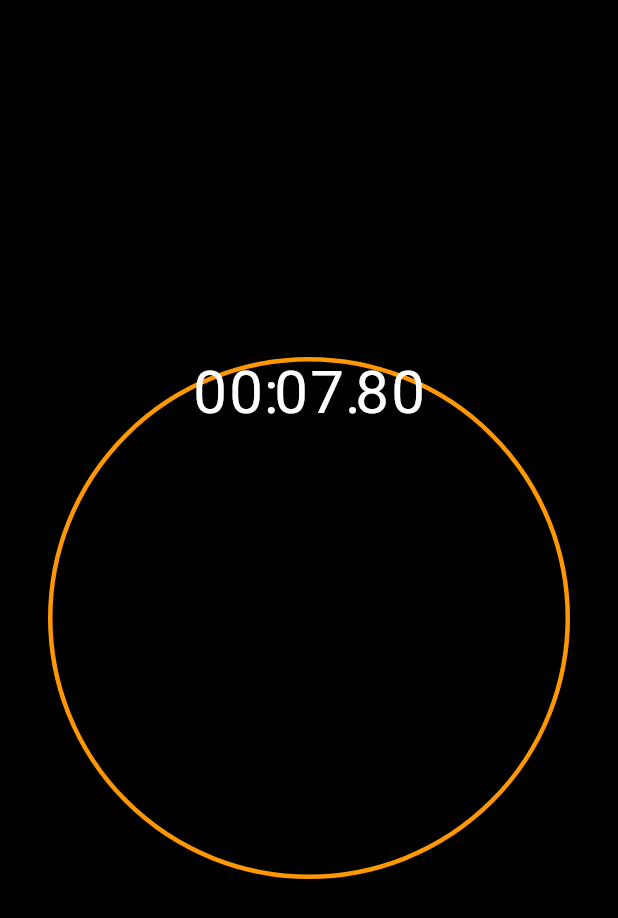
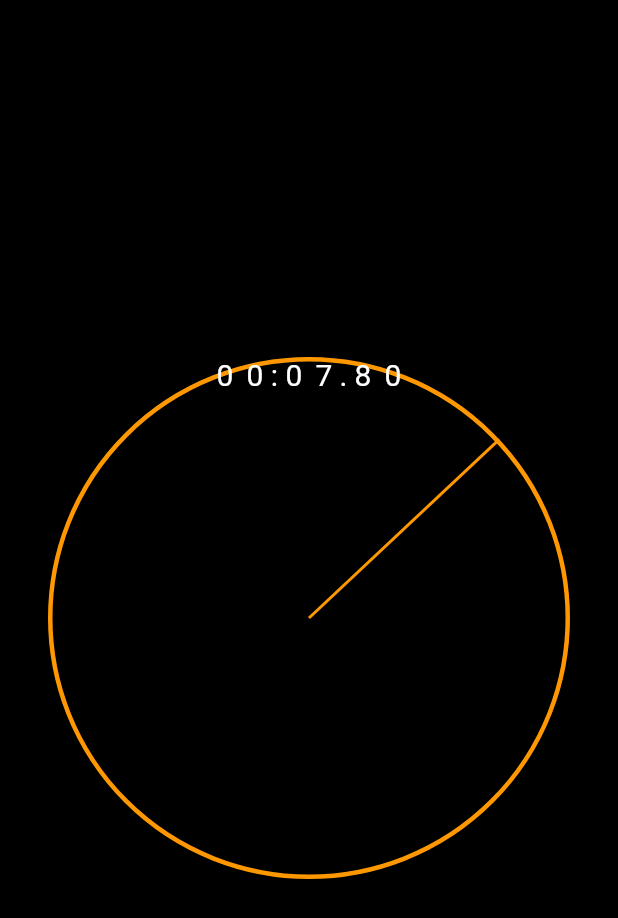
Before and after one commit to Jashwanth-Gowda-R/flutter-animation-course, a Flutter app: the screen it shows after launch, on a phone screen of 412 x 824 dp. Shown: the top 918 px of the screen. Run offline on Flutter 3.47's test engine with Material 2 defaults, Android fonts, the phone set to English and light mode, and no system bars.

Commit message:
Implementing the animated clock-hand

```diff
--- /dev/null
+++ b/stopwatch_flutter/lib/ui/clock_hand.dart
@@ -0,0 +1,30 @@
+import 'package:flutter/material.dart';
+
+class ClockHand extends StatelessWidget {
+  const ClockHand({
+    Key? key,
+    required this.rotationZAngle,
+    required this.handThickness,
+    required this.handLength,
+    required this.color,
+  }) : super(key: key);
+  final double rotationZAngle; // function of the elapsed time
+  final double handThickness;
+  final double handLength;
+  final Color color;
+
+  @override
+  Widget build(BuildContext context) {
+    return Transform(
+      alignment: Alignment.topCenter,
+      transform: Matrix4.identity()
+        ..translate(-handThickness / 2, 0.0, 0.0)
+        ..rotateZ(rotationZAngle),
+      child: Container(
+        height: handLength,
+        width: handThickness,
+        color: color,
+      ),
+    );
+  }
+}
--- a/stopwatch_flutter/lib/ui/elapsed_time_text.dart
+++ b/stopwatch_flutter/lib/ui/elapsed_time_text.dart
@@ -12,7 +12,7 @@ class ElapsedTimeText extends StatelessWidget {
     final hundredsStr = hundreds.toStringAsFixed(0).padLeft(2, '0');
     final secondsStr = seconds.toString().padLeft(2, '0');
     final minutesStr = minutes.toString().padLeft(2, '0');
-    const digitWidth = 24.0;
+    const digitWidth = 20.0;
     return Row(
       mainAxisAlignment: MainAxisAlignment.center,
       children: [
@@ -40,7 +40,7 @@ class TimeDigit extends StatelessWidget {
       width: width,
       child: Text(
         text,
-        style: TextStyle(fontSize: 40),
+        style: TextStyle(fontSize: 20),
         textAlign: TextAlign.center,
       ),
     );
--- a/stopwatch_flutter/lib/ui/stopwatch_renderer.dart
+++ b/stopwatch_flutter/lib/ui/stopwatch_renderer.dart
@@ -1,4 +1,7 @@
+import 'dart:math';
+
 import 'package:flutter/material.dart';
+import 'package:stopwatch_flutter/ui/clock_hand.dart';
 
 import 'package:stopwatch_flutter/ui/elapsed_time_text.dart';
 
@@ -22,6 +25,16 @@ class StopWatchRenderer extends StatelessWidget {
             borderRadius: BorderRadius.circular(radius),
           ),
         ),
+        Positioned(
+          left: radius,
+          top: radius,
+          child: ClockHand(
+            handLength: radius,
+            handThickness: 2,
+            rotationZAngle: pi + (2 * pi / 60000) * elapsed.inMilliseconds,
+            color: Colors.orange,
+          ),
+        ),
         ElapsedTimeText(
           elapsed: elapsed,
         ),
```
